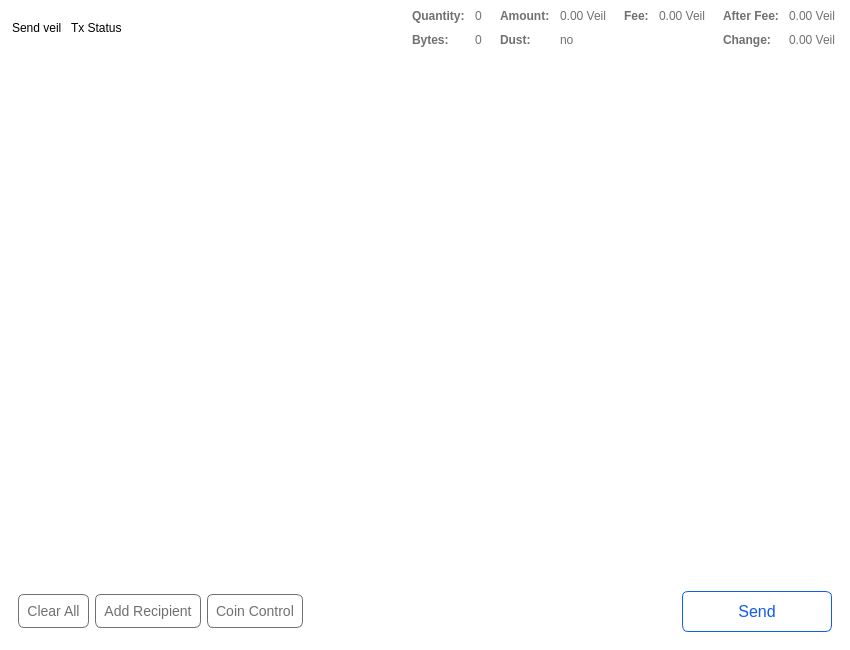
The window that src/qt/forms/sendcoinsdialog.ui (Veil-Project/veil) describes before a commit, drawn with Qt 5.
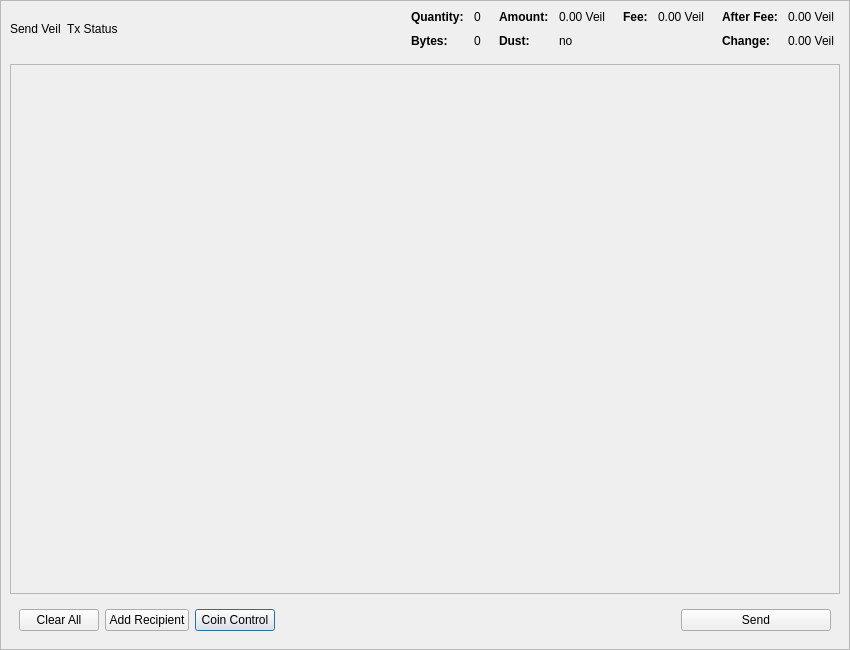
The same window after the commit. Icons and pictures are not drawn.

Diff of the .ui file:
```diff
--- a/src/qt/forms/sendcoinsdialog.ui
+++ b/src/qt/forms/sendcoinsdialog.ui
@@ -11,13 +11,7 @@
    </rect>
   </property>
   <property name="windowTitle">
-   <string>Send veil</string>
-  </property>
-  <property name="styleSheet">
-   <string notr="true">border:none;
-padding:0px;
-margin:0px;
-background-color:white;</string>
+   <string>Send Veil</string>
   </property>
   <layout class="QVBoxLayout" name="verticalLayout_3">
    <property name="spacing">
@@ -37,10 +31,6 @@
    </property>
    <item>
     <widget class="QFrame" name="frame_1">
-     <property name="styleSheet">
-      <string notr="true">background-color:white;
-border:none;</string>
-     </property>
      <property name="frameShape">
       <enum>QFrame::StyledPanel</enum>
      </property>
@@ -55,11 +45,8 @@
         </property>
         <item>
          <widget class="QLabel" name="title">
-          <property name="styleSheet">
-           <string notr="true">padding:10 0 10 0;</string>
-          </property>
           <property name="text">
-           <string>Send veil</string>
+           <string>Send Veil</string>
           </property>
          </widget>
         </item>
@@ -105,9 +92,6 @@
               <bold>true</bold>
              </font>
             </property>
-            <property name="styleSheet">
-             <string notr="true">color:#707070;</string>
-            </property>
             <property name="text">
              <string>Quantity:</string>
             </property>
@@ -118,9 +102,6 @@
             <property name="cursor">
              <cursorShape>IBeamCursor</cursorShape>
             </property>
-            <property name="styleSheet">
-             <string notr="true">color:#707070;</string>
-            </property>
             <property name="text">
              <string>0</string>
             </property>
@@ -137,9 +118,6 @@
               <bold>true</bold>
              </font>
             </property>
-            <property name="styleSheet">
-             <string notr="true">color:#707070;</string>
-            </property>
             <property name="text">
              <string>Bytes:</string>
             </property>
@@ -150,9 +128,6 @@
             <property name="cursor">
              <cursorShape>IBeamCursor</cursorShape>
             </property>
-            <property name="styleSheet">
-             <string notr="true">color:#707070;</string>
-            </property>
             <property name="text">
              <string>0</string>
             </property>
@@ -185,9 +160,6 @@
               <bold>true</bold>
              </font>
             </property>
-            <property name="styleSheet">
-             <string notr="true">color:#707070;</string>
-            </property>
             <property name="text">
              <string>Amount:</string>
             </property>
@@ -198,9 +170,6 @@
             <property name="cursor">
              <cursorShape>IBeamCursor</cursorShape>
             </property>
-            <property name="styleSheet">
-             <string notr="true">color:#707070;</string>
-            </property>
             <property name="text">
              <string>0.00 Veil</string>
             </property>
@@ -214,9 +183,6 @@
               <bold>true</bold>
              </font>
             </property>
-            <property name="styleSheet">
-             <string notr="true">color:#707070;</string>
-            </property>
             <property name="text">
              <string>Dust:</string>
             </property>
@@ -227,9 +193,6 @@
             <property name="cursor">
              <cursorShape>IBeamCursor</cursorShape>
             </property>
-            <property name="styleSheet">
-             <string notr="true">color:#707070;</string>
-            </property>
             <property name="text">
              <string>no</string>
             </property>
@@ -265,9 +228,6 @@
               <bold>true</bold>
              </font>
             </property>
-            <property name="styleSheet">
-             <string notr="true">color:#707070;</string>
-            </property>
             <property name="text">
              <string>Fee:</string>
             </property>
@@ -275,9 +235,6 @@
           </item>
           <item row="0" column="1">
            <widget class="QLabel" name="labelCoinControlFee">
-            <property name="styleSheet">
-             <string notr="true">color:#707070;</string>
-            </property>
             <property name="text">
              <string>0.00 Veil</string>
             </property>
@@ -307,9 +264,6 @@
               <bold>true</bold>
              </font>
             </property>
-            <property name="styleSheet">
-             <string notr="true">color:#707070;</string>
-            </property>
             <property name="text">
              <string>After Fee:</string>
             </property>
@@ -317,9 +271,6 @@
           </item>
           <item row="0" column="1">
            <widget class="QLabel" name="labelCoinControlAfterFee">
-            <property name="styleSheet">
-             <string notr="true">color:#707070;</string>
-            </property>
             <property name="text">
              <string>0.00 Veil</string>
             </property>
@@ -333,9 +284,6 @@
               <bold>true</bold>
              </font>
             </property>
-            <property name="styleSheet">
-             <string notr="true">color:#707070;</string>
-            </property>
             <property name="text">
              <string>Change:</string>
             </property>
@@ -343,9 +291,6 @@
           </item>
           <item row="1" column="1">
            <widget class="QLabel" name="labelCoinControlChange">
-            <property name="styleSheet">
-             <string notr="true">color:#707070;</string>
-            </property>
             <property name="text">
              <string>0.00 Veil</string>
             </property>
@@ -357,11 +302,6 @@
       </item>
       <item>
        <widget class="QScrollArea" name="scrollArea">
-        <property name="styleSheet">
-         <string notr="true">border:none;
-padding:0px;
-margin:0px;</string>
-        </property>
         <property name="widgetResizable">
          <bool>true</bool>
         </property>
@@ -413,19 +353,6 @@
       </item>
       <item>
        <widget class="QFrame" name="frame_2">
-        <property name="styleSheet">
-         <string notr="true">QToolTip {
-    color: #ffffff;
-    background-color: #6f9bf5;
-    font-size:13px;
-    border: none;
-    border-radius:20px;
-    padding:6px;
-    margin:0px;
-    qproperty-alignment: 'AlignVCenter | AlignCenter';
-    qproperty-wordWrap: true;
-}</string>
-        </property>
         <layout class="QHBoxLayout" name="horizontalLayout">
          <item>
           <widget class="QPushButton" name="clearButton">
@@ -438,35 +365,6 @@
            <property name="toolTip">
             <string>Clear all fields of the form.</string>
            </property>
-           <property name="styleSheet">
-            <string notr="true">QPushButton {
-    border-radius: 6px;
-    border:  1px solid #707070;
-    background-color:#ffffff;
-    color: #707070;
-    font-size: 14px;
-    padding:8;
-    text-align:center !important;
-}
-
-QPushButton:checked {
-    border:  1px solid #105aef;
-    background-color:#105aef;
-    color: #FFFFFF;
-}
-
-QPushButton:hover {
-    border:  1px solid #bababa;
-    background-color:#bababa;
-    color: #FFFFFF;
-}
-
-QPushButton:unchecked {
-    border:  1px solid #707070;
-    background-color:#ffffff;
-    color: #707070;
-}</string>
-           </property>
            <property name="text">
             <string>Clear All</string>
            </property>
@@ -484,35 +382,6 @@
            <property name="toolTip">
             <string>Send to multiple recipients at once</string>
            </property>
-           <property name="styleSheet">
-            <string notr="true">QPushButton {
-    border-radius: 6px;
-    border:  1px solid #707070;
-    background-color:#ffffff;
-    color: #707070;
-    font-size: 14px;
-    padding:8;
-    text-align:center !important;
-}
-
-QPushButton:checked {
-    border:  1px solid #105aef;
-    background-color:#105aef;
-    color: #FFFFFF;
-}
-
-QPushButton:hover {
-    border:  1px solid #bababa;
-    background-color:#bababa;
-    color: #FFFFFF;
-}
-
-QPushButton:unchecked {
-    border:  1px solid #707070;
-    background-color:#ffffff;
-    color: #707070;
-}</string>
-           </property>
            <property name="text">
             <string>Add Recipient</string>
            </property>
@@ -527,35 +396,6 @@
          </item>
          <item>
           <widget class="QPushButton" name="pushButtonCoinControl">
-           <property name="styleSheet">
-            <string notr="true">QPushButton {
-    border-radius: 6px;
-    border:  1px solid #707070;
-    background-color:#ffffff;
-    color: #707070;
-    font-size: 14px;
-    padding:8;
-    text-align:center !important;
-}
-
-QPushButton:checked {
-    border:  1px solid #105aef;
-    background-color:#105aef;
-    color: #FFFFFF;
-}
-
-QPushButton:hover {
-    border:  1px solid #bababa;
-    background-color:#bababa;
-    color: #FFFFFF;
-}
-
-QPushButton:unchecked {
-    border:  1px solid #707070;
-    background-color:#ffffff;
-    color: #707070;
-}</string>
-           </property>
            <property name="text">
             <string>Coin Control</string>
            </property>
@@ -588,21 +428,6 @@
            <property name="toolTip">
             <string>Confirm the send action</string>
            </property>
-           <property name="styleSheet">
-            <string notr="true">#sendButton {
-    border-radius: 6px;
-    border:  1px solid #105aef;
-    color: #105aef;
-    font-size: 16px;
-    padding:10 50 10 50;
-}
-
-#sendButton:hover {
-    color: #FFFFFF;
-    background-color:#4070d3;
-    border:  1px solid #4070d3;
-}</string>
-           </property>
            <property name="text">
             <string>Send</string>
            </property>
```
